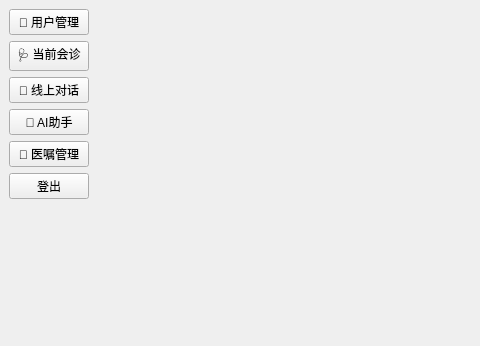
This is Client/forms/homepage.ui in lgy987/IntelliMed as Qt 5 draws it before an edit; both pictures show x 0 to 480 and y 0 to 346 of the 1000 by 600 pixel window. The edited form follows.
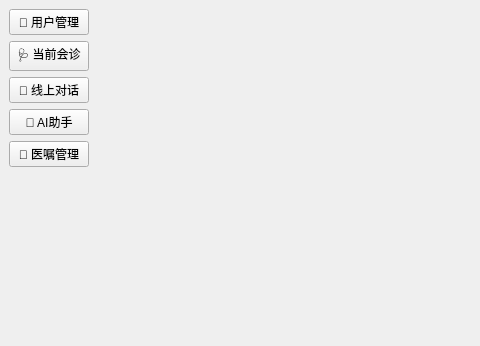
This is the edited form.

```diff
--- a/Client/forms/homepage.ui
+++ b/Client/forms/homepage.ui
@@ -52,13 +52,6 @@
         </property>
        </widget>
       </item>
-      <item>
-       <widget class="QPushButton" name="btnLogout">
-        <property name="text">
-         <string>登出</string>
-        </property>
-       </widget>
-      </item>
       <item>
        <spacer name="verticalSpacer">
         <property name="orientation">
```
